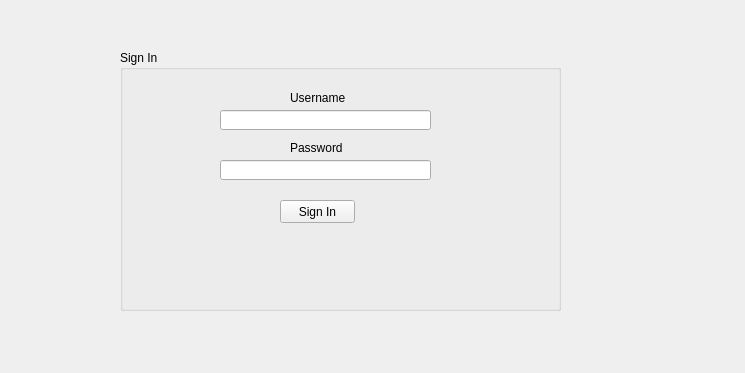
Above: login.ui from AyariNabil/Projet before the change. Below: the same form after it.
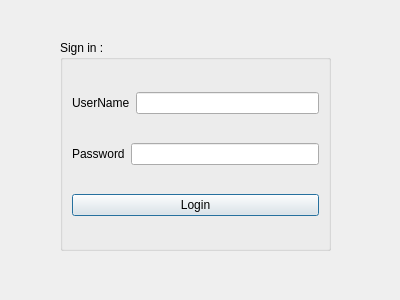
That is the form after the change.

What changed in the file:
```diff
--- a/login.ui
+++ b/login.ui
@@ -1,13 +1,13 @@
 <?xml version="1.0" encoding="UTF-8"?>
 <ui version="4.0">
- <class>Form</class>
- <widget class="QWidget" name="Form">
+ <class>login</class>
+ <widget class="QDialog" name="login">
   <property name="geometry">
    <rect>
     <x>0</x>
     <y>0</y>
-    <width>745</width>
-    <height>373</height>
+    <width>400</width>
+    <height>300</height>
    </rect>
   </property>
   <property name="windowTitle">
@@ -16,74 +16,52 @@
   <widget class="QGroupBox" name="groupBox">
    <property name="geometry">
     <rect>
-     <x>120</x>
-     <y>50</y>
-     <width>441</width>
-     <height>261</height>
+     <x>60</x>
+     <y>40</y>
+     <width>271</width>
+     <height>211</height>
     </rect>
    </property>
    <property name="title">
-    <string>Sign In</string>
+    <string>Sign in :</string>
    </property>
-   <widget class="QLabel" name="label">
-    <property name="geometry">
-     <rect>
-      <x>170</x>
-      <y>40</y>
-      <width>131</width>
-      <height>16</height>
-     </rect>
-    </property>
-    <property name="text">
-     <string>Username</string>
-    </property>
-   </widget>
-   <widget class="QLineEdit" name="lineEdit">
-    <property name="geometry">
-     <rect>
-      <x>100</x>
-      <y>60</y>
-      <width>211</width>
-      <height>20</height>
-     </rect>
-    </property>
-   </widget>
-   <widget class="QLabel" name="label_2">
-    <property name="geometry">
-     <rect>
-      <x>170</x>
-      <y>90</y>
-      <width>71</width>
-      <height>16</height>
-     </rect>
-    </property>
-    <property name="text">
-     <string>Password</string>
-    </property>
-   </widget>
-   <widget class="QLineEdit" name="lineEdit_2">
-    <property name="geometry">
-     <rect>
-      <x>100</x>
-      <y>110</y>
-      <width>211</width>
-      <height>20</height>
-     </rect>
-    </property>
-   </widget>
-   <widget class="QPushButton" name="pushButton">
-    <property name="geometry">
-     <rect>
-      <x>160</x>
-      <y>150</y>
-      <width>75</width>
-      <height>23</height>
-     </rect>
-    </property>
-    <property name="text">
-     <string>Sign In</string>
-    </property>
-   </widget>
+   <layout class="QVBoxLayout" name="verticalLayout">
+    <item>
+     <layout class="QHBoxLayout" name="horizontalLayout">
+      <item>
+       <widget class="QLabel" name="username">
+        <property name="text">
+         <string>UserName</string>
+        </property>
+       </widget>
+      </item>
+      <item>
+       <widget class="QLineEdit" name="lineEdit_username"/>
+      </item>
+     </layout>
+    </item>
+    <item>
+     <layout class="QHBoxLayout" name="horizontalLayout_2">
+      <item>
+       <widget class="QLabel" name="password">
+        <property name="text">
+         <string>Password</string>
+        </property>
+       </widget>
+      </item>
+      <item>
+       <widget class="QLineEdit" name="lineEdit_password"/>
+      </item>
+     </layout>
+    </item>
+    <item>
+     <widget class="QPushButton" name="pushButton">
+      <property name="text">
+       <string>Login</string>
+      </property>
+     </widget>
+    </item>
+   </layout>
   </widget>
  </widget>
  <resources/>
```
Left out of the diff: 2 changed lines with no effect on the pictures.
